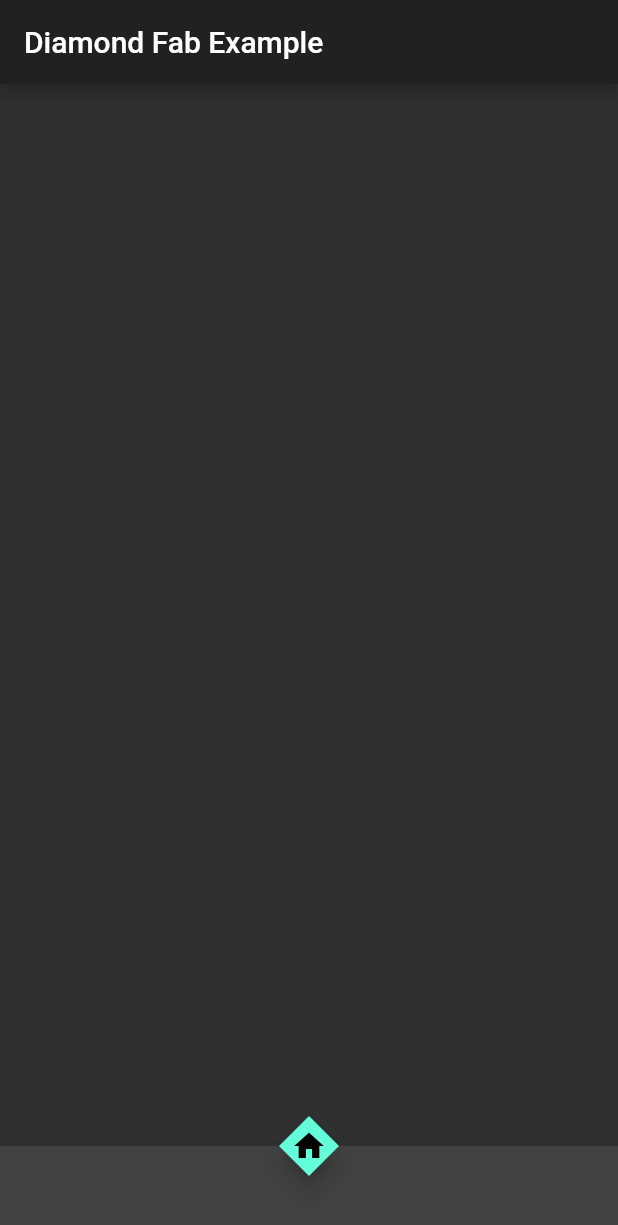
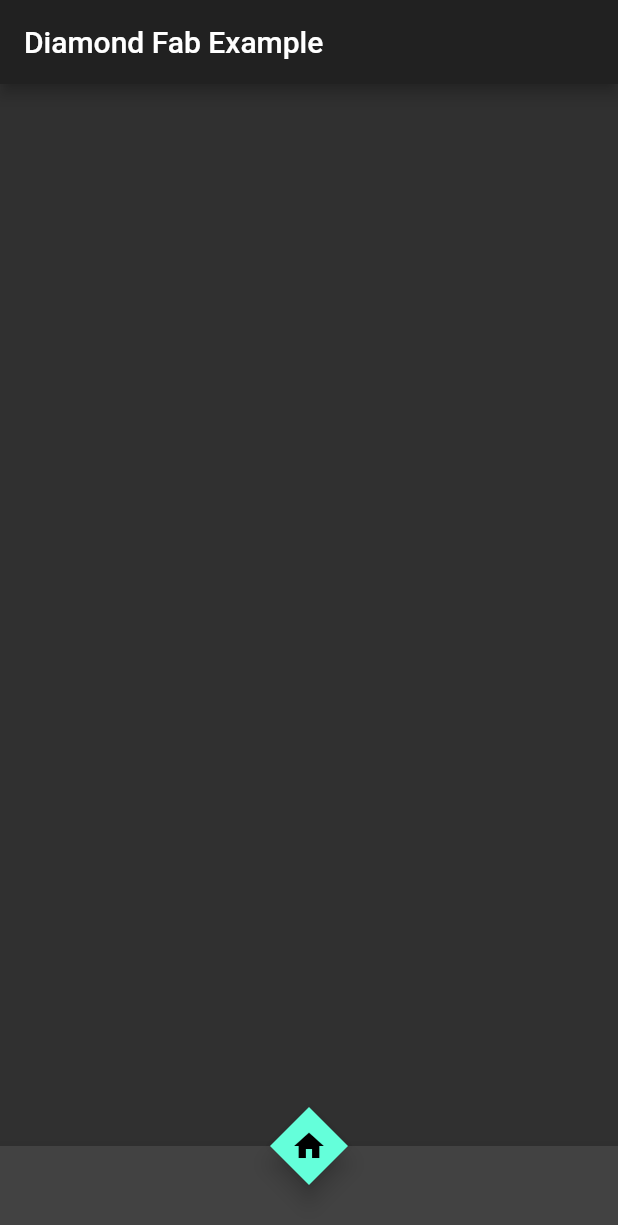
Before and after one commit to tensor-programming/diamond_fab, a Flutter app: the screen it shows after launch, on a phone screen of 412 x 824 dp. Shown: the top 1225 px of the screen. Run offline on Flutter 3.47's test engine with Material 2 defaults, Android fonts, the phone set to English and light mode, and no system bars; statements that could not run were skipped.

Commit message:
Add files via upload

```diff
--- a/lib/diamond_fab.dart
+++ b/lib/diamond_fab.dart
@@ -2,14 +2,16 @@ library diamond_fab;
 
 import 'package:flutter/material.dart';
 
+/// On Material Design spec, the normal sized diamond FAB is 68.0 logical Pixels compared
+/// to the normal sized circle FAB which is 56.0 logical pixels.
 const BoxConstraints _kSizeConstraints = const BoxConstraints.tightFor(
-  width: 56.0,
-  height: 56.0,
+  width: 68.0,
+  height: 68.0,
 );
 
 const BoxConstraints _kMiniSizeConstraints = const BoxConstraints.tightFor(
-  width: 40.0,
-  height: 40.0,
+  width: 52.0,
+  height: 52.0,
 );
 
 class _DefaultHeroTag {
@@ -102,8 +104,8 @@ class DiamondFab extends StatefulWidget {
   /// Controls the size of this button.
   ///
   /// By default, floating action buttons are non-mini and have a height and
-  /// width of 56.0 pixels. Mini floating action buttons have a height
-  /// and width of 40.0 pixels.
+  /// width of 68.0 pixels. Mini floating action buttons have a height
+  /// and width of 52.0 pixels.
   final bool mini;
 
   /// Created the diamond shaped floating action button.
```
